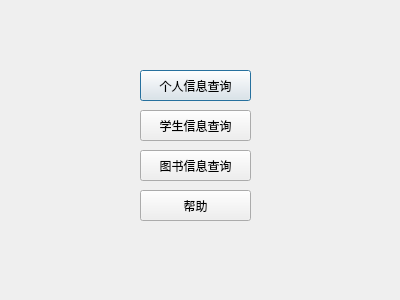
Above: inquiry.ui from ZzzAmy/bookstore before the change. Below: the same form after it.
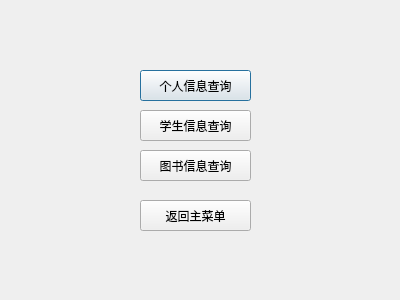
That is the form after the change.

The edit to the form file:
```diff
--- a/inquiry.ui
+++ b/inquiry.ui
@@ -56,13 +56,13 @@
    <property name="geometry">
     <rect>
      <x>140</x>
-     <y>190</y>
+     <y>200</y>
      <width>111</width>
      <height>31</height>
     </rect>
    </property>
    <property name="text">
-    <string>帮助</string>
+    <string>返回主菜单</string>
    </property>
   </widget>
  </widget>
```
